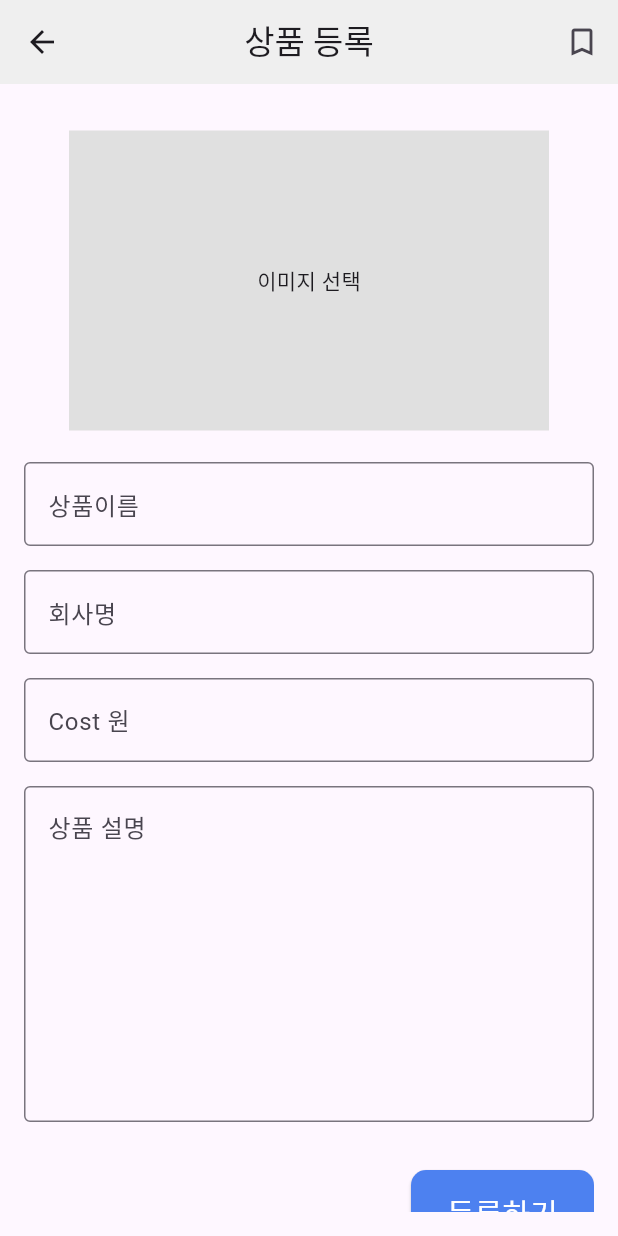
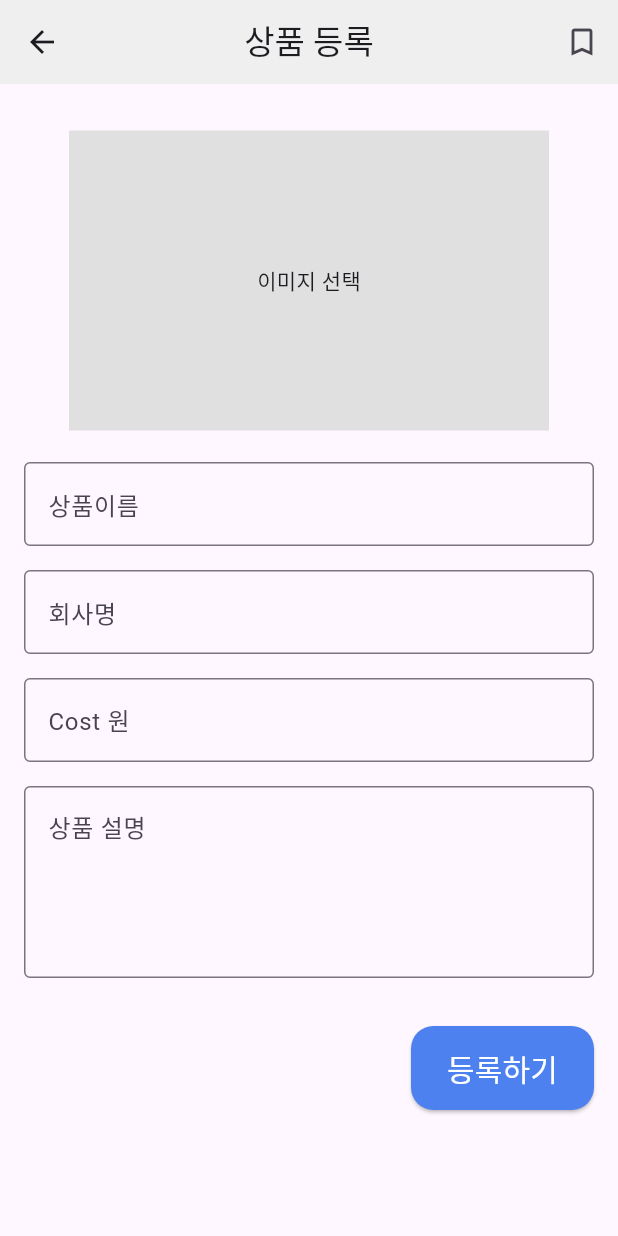
Before and after one commit to HongWonjong/flutter_shoppingmall, a Flutter app: the CreateItemPage screen opened directly, on a phone screen of 412 x 824 dp. Run offline on Flutter 3.47's test engine with Material 3 defaults, Android fonts, the phone set to English and light mode, and no system bars; our stand-ins replace flutter_riverpod, image_picker.

Commit message:
Ui: 크기 조정

```diff
--- a/lib/pages/create_item_page.dart
+++ b/lib/pages/create_item_page.dart
@@ -134,7 +134,7 @@ class _CreateItemPageState extends ConsumerState<CreateItemPage> {
                   labelText: '상품 설명',
                   border: OutlineInputBorder(),
                 ),
-                maxLines: 8,
+                maxLines: 4,
                 validator: (value) {
                   if (value == null || value.isEmpty) {
                     return '상품 설명을 입력해주세요';
@@ -152,7 +152,7 @@ class _CreateItemPageState extends ConsumerState<CreateItemPage> {
                     backgroundColor: Color(0xFF4D81F0),
                     foregroundColor: Colors.white,
                     shape: RoundedRectangleBorder(
-                      borderRadius: BorderRadius.circular(10),
+                      borderRadius: BorderRadius.circular(15),
                     )
                   ),
                   child: const Text('등록하기',
```
